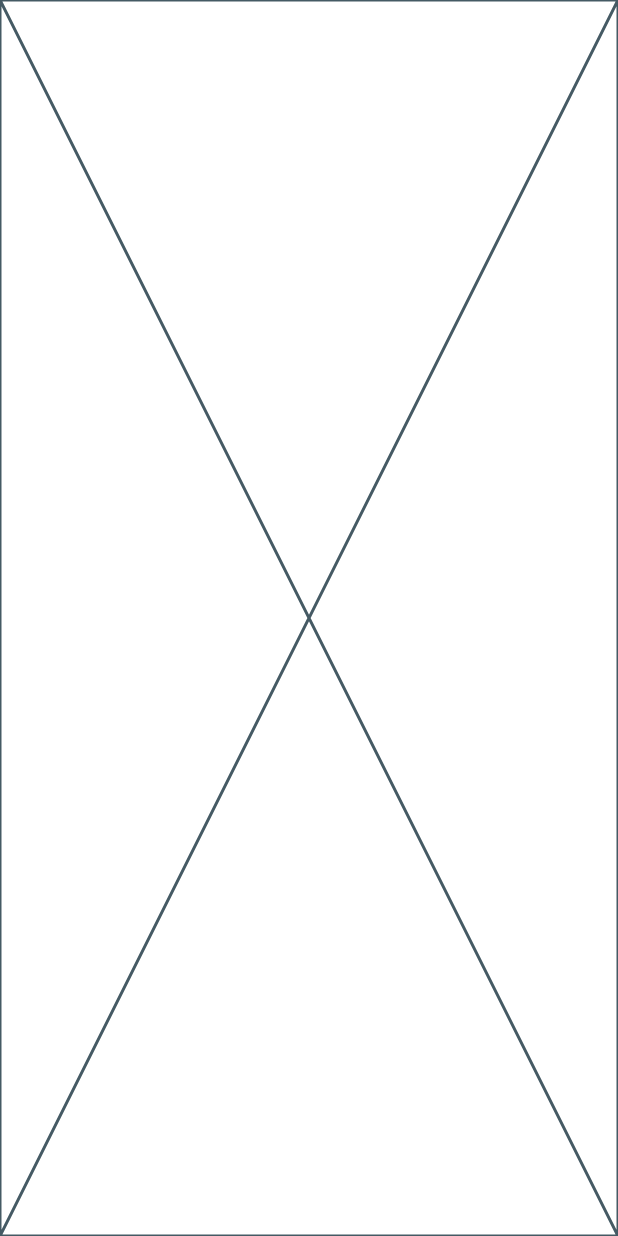
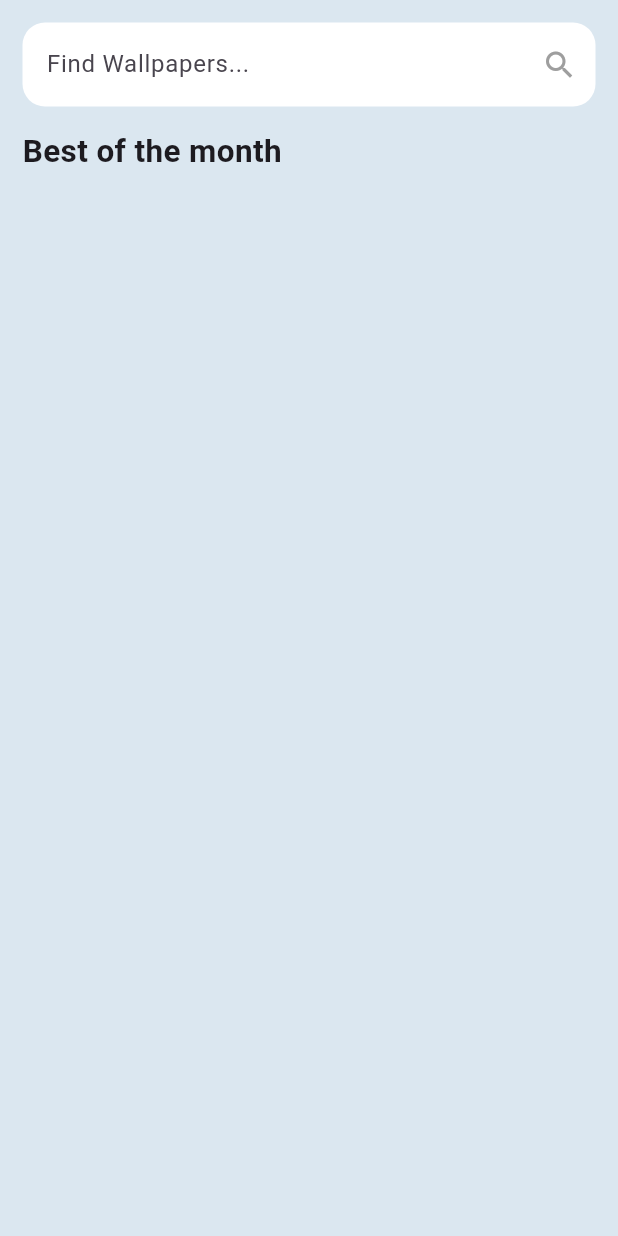
Before and after one commit to sagardhadke/wall_pixel, a Flutter app: the screen it shows after launch, on a phone screen of 412 x 824 dp. Run offline on Flutter 3.47's test engine with Material 3 defaults, Android fonts, the phone set to English and light mode, and no system bars.

```diff
--- a/lib/home.dart
+++ b/lib/home.dart
@@ -5,6 +5,42 @@ class MyHome extends StatelessWidget {
 
   @override
   Widget build(BuildContext context) {
-    return const Placeholder();
+    return Scaffold(
+      backgroundColor: Color(0XFFDBE7F0),
+      body: SafeArea(
+        child: Padding(
+          padding: EdgeInsets.symmetric(horizontal: 15),
+          child: Column(
+            crossAxisAlignment: CrossAxisAlignment.start,
+            children: [
+              SizedBox(
+                height: 15,
+              ),
+              TextField(
+                decoration: InputDecoration(
+                  fillColor: Colors.white,
+                  filled: true,
+                  hintText: 'Find Wallpapers...',
+                  suffixIcon: Icon(
+                    Icons.search,
+                    color: Colors.grey,
+                  ),
+                  border: OutlineInputBorder(
+                      borderRadius: BorderRadius.circular(15),
+                      borderSide: BorderSide.none),
+                ),
+              ),
+              SizedBox(
+                height: 15,
+              ),
+              Text(
+                "Best of the month",
+                style: TextStyle(fontWeight: FontWeight.bold, fontSize: 21),
+              )
+            ],
+          ),
+        ),
+      ),
+    );
   }
 }
--- a/lib/main.dart
+++ b/lib/main.dart
@@ -11,9 +11,8 @@ class MyApp extends StatelessWidget {
   @override
   Widget build(BuildContext context) {
     return MaterialApp(
-      title: 'Flutter Demo',
+      title: 'Wall Pixel',
       theme: ThemeData(
-
         colorScheme: ColorScheme.fromSeed(seedColor: Colors.deepPurple),
         useMaterial3: true,
       ),
--- a/pubspec.yaml
+++ b/pubspec.yaml
@@ -58,8 +58,10 @@ flutter:
   uses-material-design: true
 
   # To add assets to your application, add an assets section, like this:
-  # assets:
-  #   - images/a_dot_burr.jpeg
+  assets:
+    - assets/icons/
+    - assets/logo/
+    - assets/wallpapers/
   #   - images/a_dot_ham.jpeg
 
   # An image asset can refer to one or more resolution-specific "variants", see
```
Also changed, not shown: assets/wallpapers/wallpaper1.png (added), assets/wallpapers/wallpaper2.png (added), assets/wallpapers/wallpaper3.png (added), assets/wallpapers/wallpaper4.png (added), assets/wallpapers/wallpaper5.png (added), assets/wallpapers/wallpaper6.png (added), assets/wallpapers/wallpaper7.png (added), assets/wallpapers/wallpaper8.png (added).
